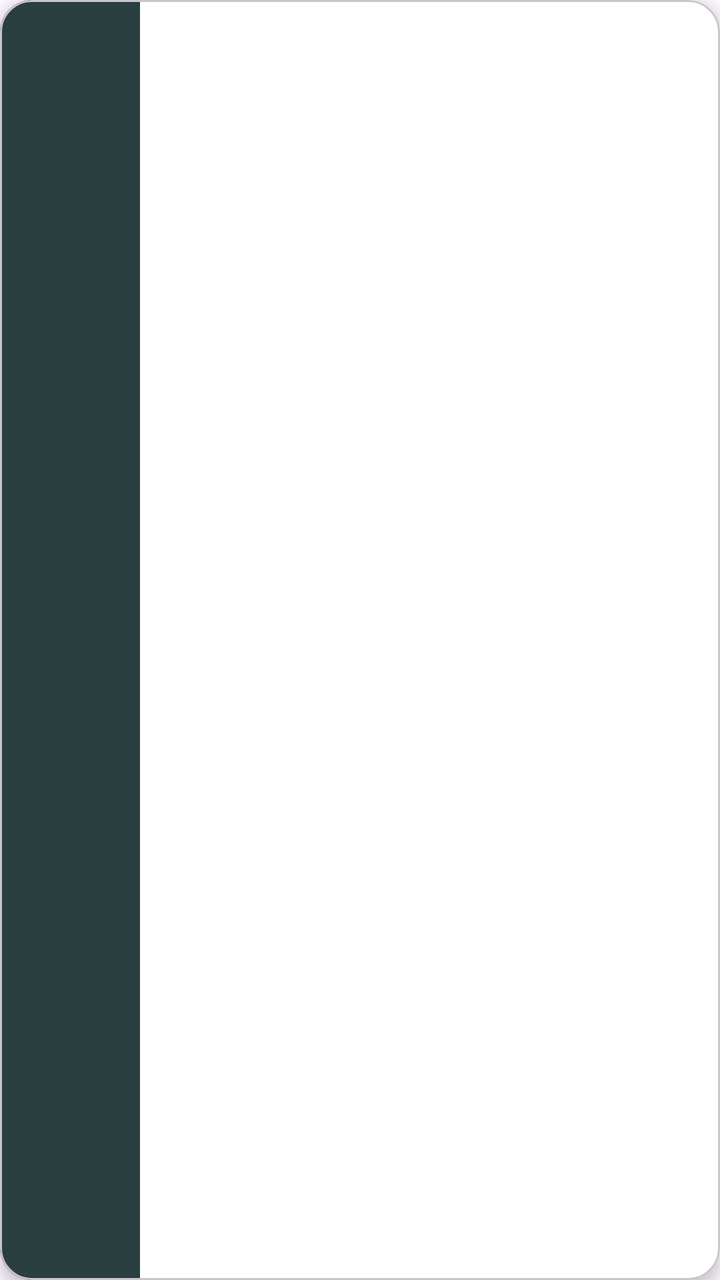
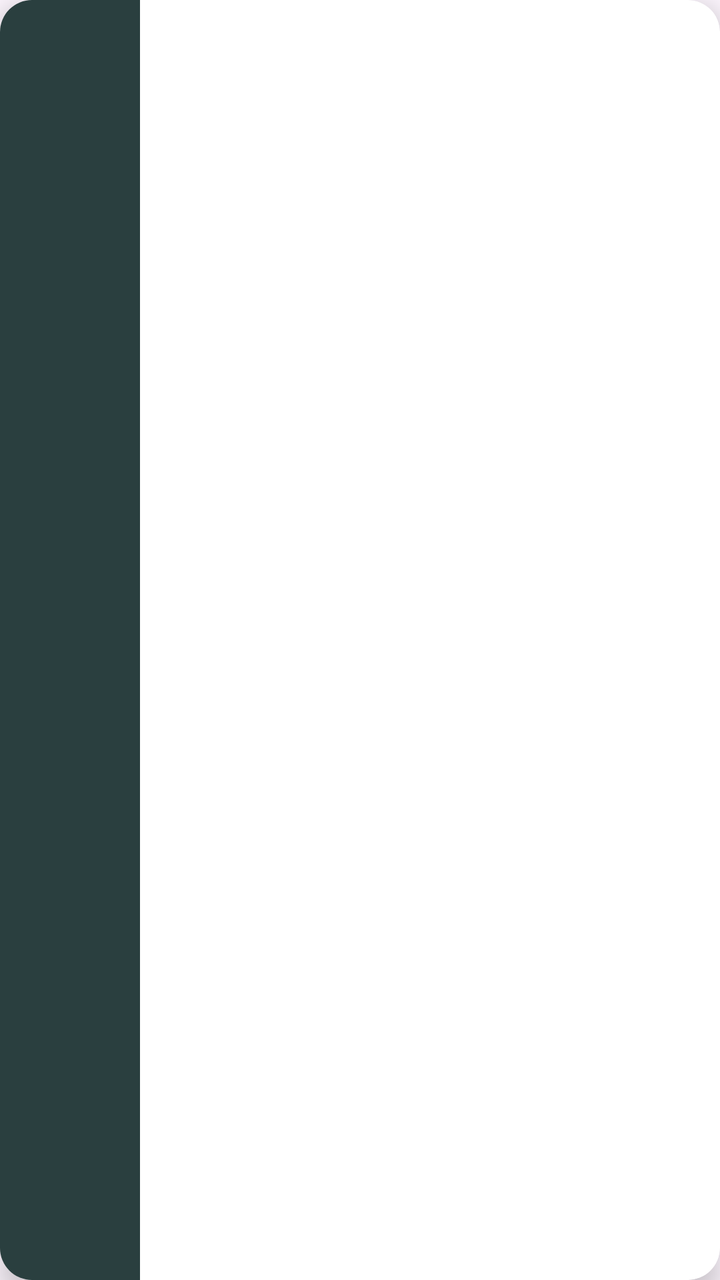

The first picture is an Android layout as it rendered before a commit; the second is the same layout after the commit. The layout source and the unified diff follow.
<!-- AndroidManifest.xml: application theme Theme.SortItJSON -->
<!-- res/layout/item_choicedesign.xml -->
<com.google.android.material.card.MaterialCardView
    xmlns:android="http://schemas.android.com/apk/res/android"
    xmlns:app="http://schemas.android.com/apk/res-auto"
    android:layout_width="match_parent"
    android:layout_height="130dp"
    android:layout_margin="5dp"
    app:cardCornerRadius="16dp"
    android:translationZ="4dp"
    android:clipToPadding="false"
    android:clipChildren="false"
    android:backgroundTint="@android:color/white">


        <LinearLayout
            android:layout_width="match_parent"
            android:layout_height="match_parent"
            android:orientation="horizontal">

            <LinearLayout
                android:layout_width="70dp"
                android:layout_height="match_parent"
                android:orientation="horizontal"
                android:background="#2A3F3F">
            </LinearLayout>

            <TextView
                android:id="@+id/title"
                android:layout_width="0dp"
                android:layout_height="match_parent"
                android:layout_weight="2"
                android:fontFamily="@font/montserrat_bold"
                android:gravity="center_vertical"
                android:padding="12dp"
                android:textColor="#467750"
                android:textSize="16sp"
                android:background="@color/white"/>

            <ImageView
                android:id="@+id/image"
                android:layout_width="0dp"
                android:layout_height="match_parent"
                android:layout_weight="1"
                android:scaleType="centerCrop" />

        </LinearLayout>

</com.google.android.material.card.MaterialCardView>
<!-- resources referenced by this layout -->
<resources>
  <color name="white">#FFFFFFFF</color>
  <style name="Theme.SortItJSON" parent="Base.Theme.SortItJSON" />
  <style name="Base.Theme.SortItJSON" parent="Theme.Material3.DayNight.NoActionBar">
          
          <item name="colorPrimary">@color/darkgreen</item>
      </style>
  <color name="darkgreen">#2A3F3F</color>
</resources>

<!-- the commit's change to res/layout/item_choicedesign.xml (unified diff, before → after) -->
@@ -2,10 +2,12 @@
     xmlns:android="http://schemas.android.com/apk/res/android"
     xmlns:app="http://schemas.android.com/apk/res-auto"
     android:layout_width="match_parent"
-    android:layout_height="130dp"
+    android:layout_height="110dp"
     android:layout_margin="5dp"
     app:cardCornerRadius="16dp"
-    android:translationZ="4dp"
+    android:translationZ="6dp"
+    app:cardElevation="2dp"
+    app:strokeWidth="0dp"
     android:clipToPadding="false"
     android:clipChildren="false"
     android:backgroundTint="@android:color/white">
@@ -31,7 +33,7 @@
                 android:fontFamily="@font/montserrat_bold"
                 android:gravity="center_vertical"
                 android:padding="12dp"
-                android:textColor="#467750"
+                android:textColor="#000000"
                 android:textSize="16sp"
                 android:background="@color/white"/>
 
